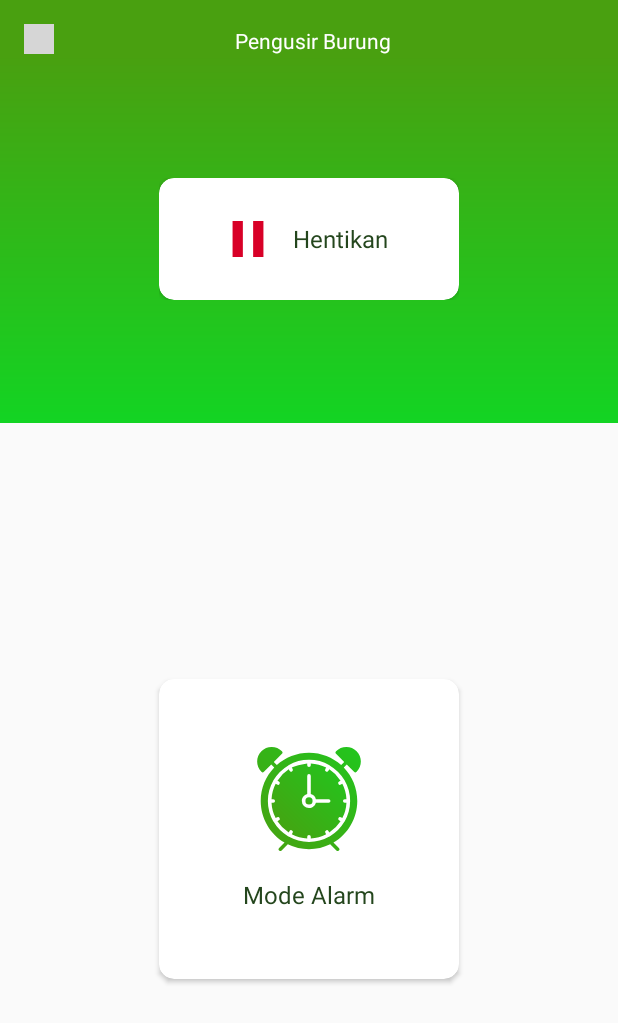
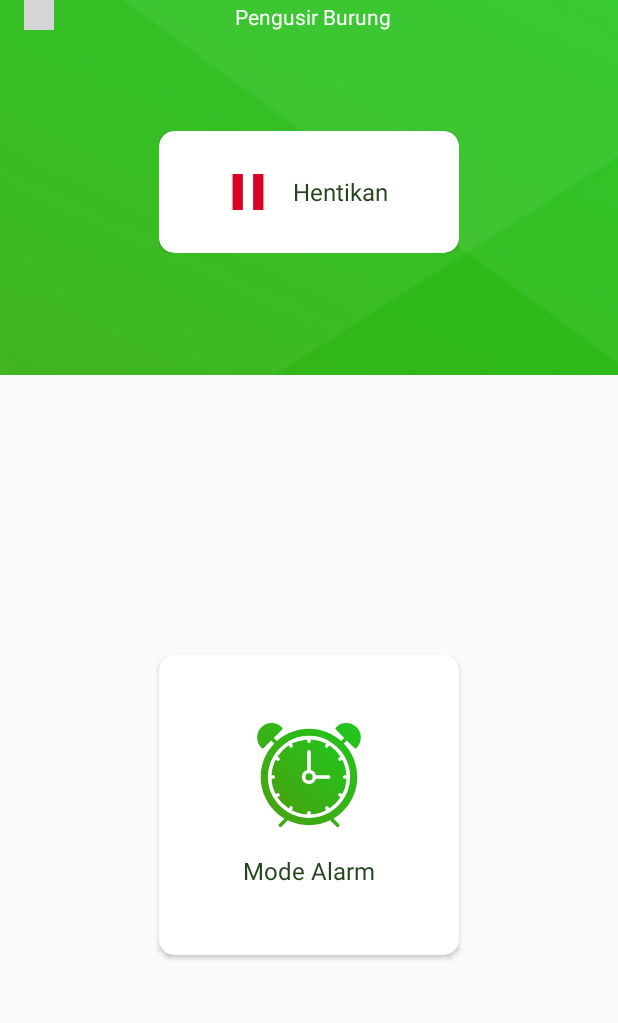
Before and after one commit to irvandandung/FarmBot, an Android app: the PengusirBurungActivity screen opened directly, with no data from a screen before it, after a tap on "Jalankan", on a phone screen of 412 x 824 dp. Shown: the top 1023 px of the screen. Run offline under Robolectric (Android 15) with nearby library versions, the phone set to English and light mode, and no system bars; grey boxes are pictures that could not be loaded.

Commit message:
new backgroud

```diff
--- a/app/src/main/java/com/ghootenk/user/farmbot/sync/HTTPAsyncGPIO.java
+++ b/app/src/main/java/com/ghootenk/user/farmbot/sync/HTTPAsyncGPIO.java
@@ -29,7 +29,7 @@ public class HTTPAsyncGPIO extends AsyncTask<String, Void, String> {
     protected void onPreExecute() {
         progressDialog = ProgressDialog.show(context,
                 "ProgressDialog",
-                "L o a d i n g . . .");
+                "T u n g g u . . .");
     }
 
     @Override
--- a/app/src/main/res/layout/activity_about.xml
+++ b/app/src/main/res/layout/activity_about.xml
@@ -5,12 +5,12 @@
     android:layout_width="match_parent"
     android:layout_height="match_parent"
     tools:context=".About"
+    android:background="@drawable/bg_layoutfix"
     >
     <LinearLayout
         android:layout_width="match_parent"
         android:layout_height="match_parent"
-        android:orientation="vertical"
-        android:background="#49a010">
+        android:orientation="vertical">
         <LinearLayout
             android:layout_width="match_parent"
             android:layout_height="wrap_content"
@@ -48,7 +48,6 @@
         <LinearLayout
             android:layout_width="match_parent"
             android:layout_height="match_parent"
-            android:background="@drawable/gradient"
             android:gravity="center"
             android:orientation="vertical">
             <android.support.v7.widget.CardView
--- a/app/src/main/res/layout/activity_home.xml
+++ b/app/src/main/res/layout/activity_home.xml
@@ -4,7 +4,7 @@
     xmlns:tools="http://schemas.android.com/tools"
     android:layout_width="match_parent"
     android:layout_height="match_parent"
-    android:background="@color/colorPrimary"
+    android:background="@drawable/bg_layoutfix"
     tools:openDrawer="start"
     android:fitsSystemWindows="true"
     android:id="@+id/drawer">
@@ -40,7 +40,6 @@
         <LinearLayout
             android:layout_width="match_parent"
             android:layout_height="match_parent"
-            android:background="@drawable/gradient"
             android:orientation="vertical"
             android:gravity="center">
 
--- a/app/src/main/res/layout/activity_pengusir_burung.xml
+++ b/app/src/main/res/layout/activity_pengusir_burung.xml
@@ -9,8 +9,13 @@
 
     <LinearLayout
         android:layout_width="match_parent"
+        android:layout_height="250dp"
+        android:orientation="vertical"
+        android:gravity="center"
+        android:background="@drawable/bg_layout2">
+        <LinearLayout
+            android:layout_width="match_parent"
             android:layout_height="wrap_content"
-        android:background="#49a010"
             android:paddingTop="10dp">
             <LinearLayout
                 android:layout_width="wrap_content"
@@ -41,12 +46,12 @@
         <LinearLayout
             android:layout_width="match_parent"
             android:layout_height="245dp"
-        android:background="@drawable/gradient"
             android:gravity="center"
             android:orientation="vertical">
             <RelativeLayout
                 android:layout_width="wrap_content"
-            android:layout_height="wrap_content">
+                android:layout_height="wrap_content"
+                android:layout_marginBottom="30dp">
                 <android.support.v7.widget.CardView
                     android:layout_width="200dp"
                     android:layout_height="81dp"
@@ -100,6 +105,7 @@
                 </android.support.v7.widget.CardView>
             </RelativeLayout>
         </LinearLayout>
+    </LinearLayout>
     <LinearLayout
         android:layout_width="match_parent"
         android:layout_height="match_parent"
--- a/app/src/main/res/layout/activity_pestisida.xml
+++ b/app/src/main/res/layout/activity_pestisida.xml
@@ -4,7 +4,7 @@
     xmlns:tools="http://schemas.android.com/tools"
     android:layout_width="match_parent"
     android:layout_height="match_parent"
-    android:background="@color/colorPrimary"
+    android:background="@drawable/bg_layoutfix"
     tools:context=".Pestisida"
     android:orientation="vertical"
     android:gravity="center">
@@ -46,7 +46,6 @@
         android:layout_width="match_parent"
         android:layout_height="match_parent"
         android:orientation="vertical"
-        android:background="@drawable/gradient"
         android:gravity="center">
         <RelativeLayout
             android:layout_width="wrap_content"
--- a/app/src/main/res/values/colors.xml
+++ b/app/src/main/res/values/colors.xml
@@ -1,7 +1,7 @@
 <?xml version="1.0" encoding="utf-8"?>
 <resources>
     <color name="colorPrimary">#49a010</color>
-    <color name="colorPrimaryDark">#49a010</color>
+    <color name="colorPrimaryDark">#3ec330</color>
     <color name="colorAccent">#ffffff</color>
     <color name="color_text">#24461d</color>
     <color name="white">#ffffff</color>
```
Also changed, not shown: app/src/main/res/layout/content_alarm.xml (+10 -3 lines), app/src/main/res/drawable/bg_layout2.png (added), app/src/main/res/drawable/bg_layoutfix.png (added). Lines whose indentation alone changed are shown as unchanged.
